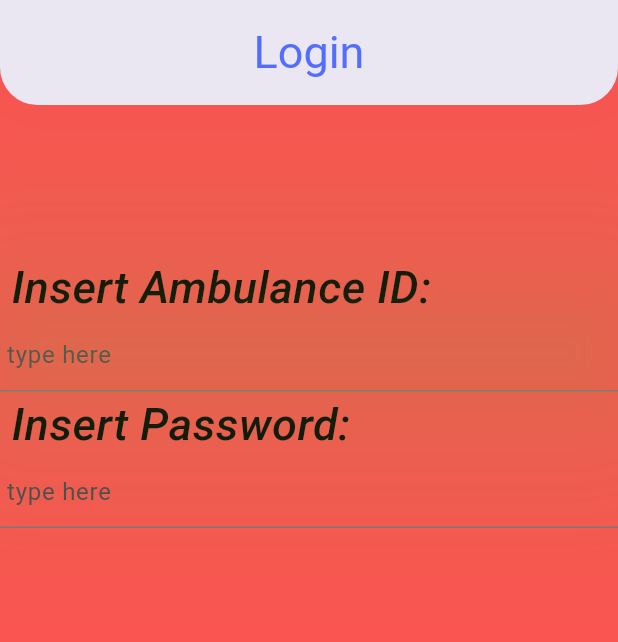
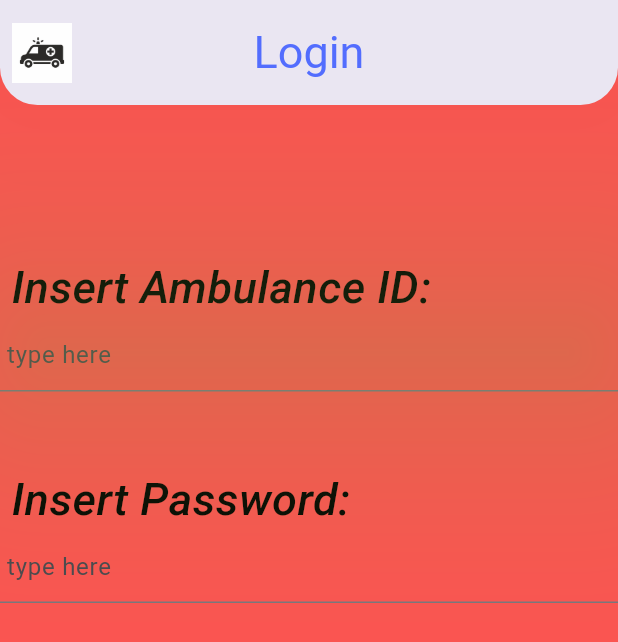
Before and after one commit to gerardocentrella/assd_project_ambulance, a Flutter app: the screen it shows after launch, on a phone screen of 412 x 824 dp. Shown: the top 642 px of the screen. Run offline on Flutter 3.47's test engine with Material 3 defaults, Android fonts, the phone set to English and light mode, and no system bars.

Commit message:
updated login page

```diff
--- a/lib/pages/login.dart
+++ b/lib/pages/login.dart
@@ -22,7 +22,6 @@ TextStyle customTextStyle(){
     );
 }
 
-
   @override
   Widget build(BuildContext context) {
 
@@ -42,16 +41,20 @@ TextStyle customTextStyle(){
             borderRadius: BorderRadius.only(
               bottomLeft: Radius.circular(25.0),
               bottomRight: Radius.circular(25.0)
-            ))
+            )),
+          leading: Padding(
+            padding: const EdgeInsets.all(8.0),
+             child: Image.asset(
+              'lib/assets/images/ambulance.png',
+              fit: BoxFit.contain,
+              ),
+          ),
     ),
 
-      body: Container(
-          child: Column(
+      body: Column(
             crossAxisAlignment: CrossAxisAlignment.start,
             children: <Widget>[
-                Container(
-                  height: 100,
-                ),
+                Container(height: 100,),
                 Text(' Insert Ambulance ID:', textAlign: TextAlign.left, style: customTextStyle()),
               const TextField(
                 decoration: InputDecoration(
@@ -59,6 +62,7 @@ TextStyle customTextStyle(){
                   hintText: ' type here',
                 ),
               ),
+              Container(height: 50,),
                 Text(' Insert Password:', textAlign: TextAlign.left, style: customTextStyle()),
                   const TextField(
                   decoration: InputDecoration(
@@ -68,7 +72,6 @@ TextStyle customTextStyle(){
                 ),
             ],
           ),
-      ),
     );
   }
 }
```
Also changed, not shown: lib/assets/images/ambulance.png. Lines whose indentation alone changed are shown as unchanged.
